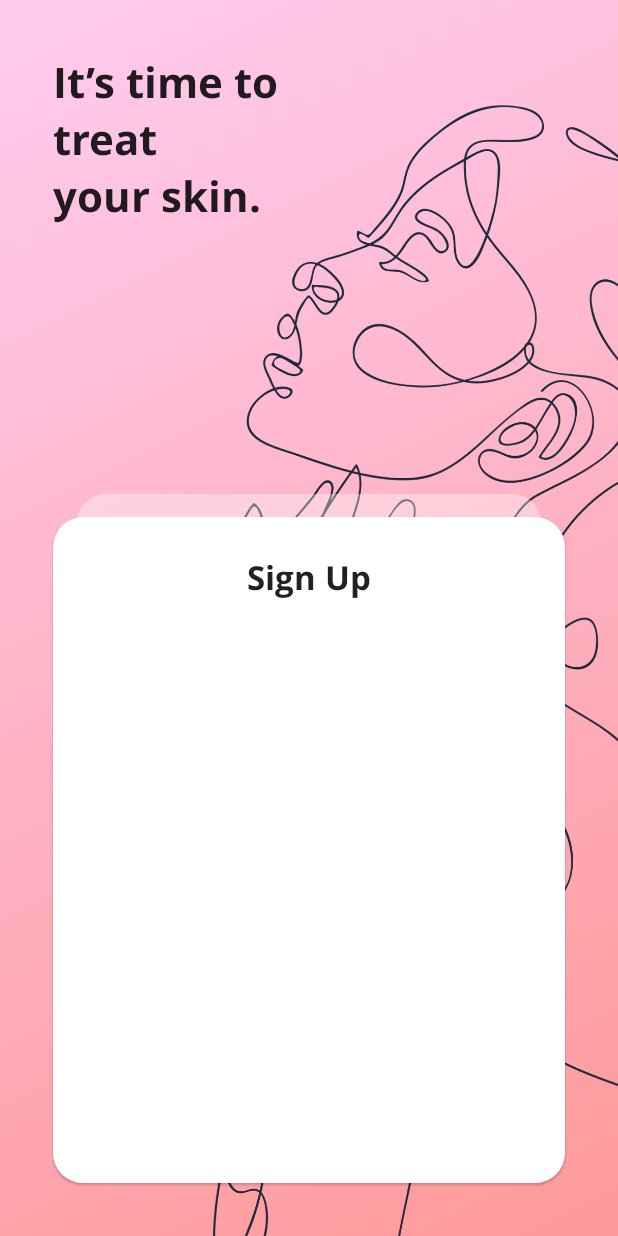
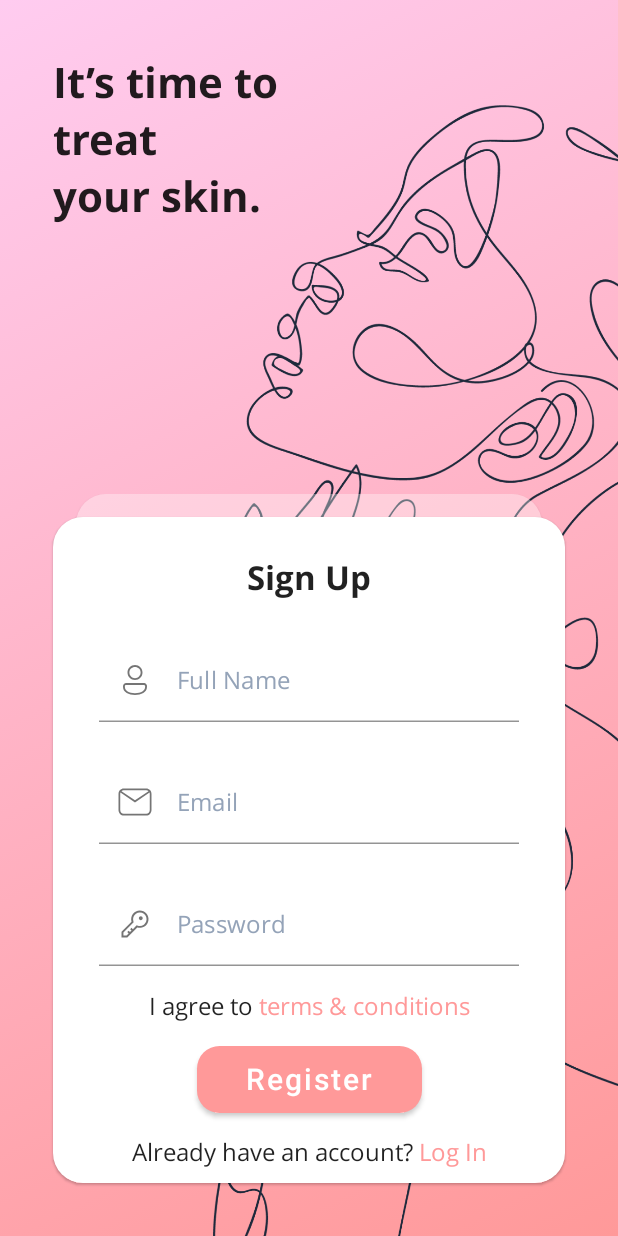
Before and after one commit to Guspascad420/skinfinity, an Android app built with Jetpack Compose: the SignUpPage screen opened through its navigation route, on a phone screen of 412 x 824 dp. Run offline under Robolectric (Android 15) with nearby library versions, the phone set to English and light mode, and no system bars.

```diff
--- a/app/src/main/java/com/example/skinfinity/ui/screens/SignUpPage.kt
+++ b/app/src/main/java/com/example/skinfinity/ui/screens/SignUpPage.kt
@@ -1,28 +1,35 @@
 package com.example.skinfinity.ui.screens
 
+import androidx.annotation.DrawableRes
 import androidx.compose.foundation.Image
 import androidx.compose.foundation.background
 import androidx.compose.foundation.layout.*
 import androidx.compose.foundation.shape.RoundedCornerShape
-import androidx.compose.material.Card
-import androidx.compose.material.Text
-import androidx.compose.runtime.Composable
+import androidx.compose.foundation.text.ClickableText
+import androidx.compose.material.*
+import androidx.compose.runtime.*
+import androidx.compose.ui.Alignment
 import androidx.compose.ui.Modifier
 import androidx.compose.ui.draw.alpha
 import androidx.compose.ui.geometry.Offset
 import androidx.compose.ui.graphics.Brush
 import androidx.compose.ui.graphics.Color
 import androidx.compose.ui.res.painterResource
+import androidx.compose.ui.text.AnnotatedString
+import androidx.compose.ui.text.TextStyle
 import androidx.compose.ui.text.font.FontWeight
+import androidx.compose.ui.text.input.TextFieldValue
 import androidx.compose.ui.tooling.preview.Preview
 import androidx.compose.ui.unit.dp
 import androidx.compose.ui.unit.sp
+import androidx.lifecycle.viewmodel.compose.viewModel
 import com.example.skinfinity.R
+import com.example.skinfinity.ui.AuthViewModel
 import com.example.skinfinity.ui.theme.OpenSans
 import com.example.skinfinity.ui.theme.SkinfinityTheme
 
 @Composable
-fun SignUpPage() {
+fun SignUpPage(vm: AuthViewModel = viewModel()) {
     Box(
         Modifier
             .fillMaxSize()
@@ -37,15 +44,7 @@ fun SignUpPage() {
                 )
             )
     ) {
-        Row(horizontalArrangement = Arrangement.End, modifier = Modifier.fillMaxWidth()) {
-            Image(
-                painter = painterResource(id = R.drawable._665662_3),
-                contentDescription = "null",
-                modifier = Modifier
-                    .height(1200.dp)
-                    .padding(top = 70.dp)
-            )
-        }
+        BackgroundIcon()
         Column(Modifier.padding(35.dp)) {
             Text(
                 "It’s time to\n" +
@@ -65,24 +64,128 @@ fun SignUpPage() {
                     shape = RoundedCornerShape(20.dp)
                 ) {
                 }
+                SignUpInput(viewModel = vm)
+            }
+        }
+    }
+}
+
+@Composable
+fun BackgroundIcon() {
+    Row(horizontalArrangement = Arrangement.End, modifier = Modifier.fillMaxWidth()) {
+        Image(
+            painter = painterResource(id = R.drawable._665662_3),
+            contentDescription = "null",
+            modifier = Modifier
+                .height(1200.dp)
+                .padding(top = 70.dp)
+        )
+    }
+}
+
+@Composable
+fun SignUpInput(viewModel: AuthViewModel) {
     Card(
         modifier = Modifier
             .size(width = 600.dp, height = 800.dp)
             .padding(top = 15.dp),
         shape = RoundedCornerShape(20.dp)
     ) {
-                    Row(horizontalArrangement = Arrangement.Center, modifier = Modifier.padding(top = 25.dp)) {
+
+        Column(Modifier.padding(top = 25.dp), horizontalAlignment = Alignment.CenterHorizontally) {
+
+            Row {
                 Text(
                     "Sign Up",
                     fontFamily = OpenSans,
                     fontWeight = FontWeight.Bold,
-                            fontSize = 22.sp
+                    fontSize = 22.sp,
                 )
+            }
+
+            SignUpField(
+                text = viewModel.fullName,
+                onValueChange = { value -> viewModel.fullName = value },
+                id = R.drawable.fluent_person_48_regular,
+                placeholder = "Full Name"
+            )
+            SignUpField(
+                text = viewModel.email,
+                onValueChange = { value -> viewModel.email = value },
+                id = R.drawable.mdi_light_email,
+                placeholder = "Email"
+            )
+            SignUpField(
+                text = viewModel.password,
+                onValueChange = { value -> viewModel.password = value },
+                id = R.drawable.carbon_password,
+                placeholder = "Password"
+            )
+
+            Row(Modifier.padding(top = 15.dp)) {
+                Text("I agree to ", fontSize = 16.sp, fontFamily = OpenSans)
+                ClickableText(
+                    AnnotatedString("terms & conditions"),
+                    style = TextStyle(
+                        fontSize = 16.sp,
+                        color = Color(0xFFFF9999),
+                        fontFamily = OpenSans
+                    ),
+                    onClick = { }
+                )
+            }
+
+            Button(
+                onClick = { },
+                colors = ButtonDefaults.buttonColors(
+                    backgroundColor = Color(0xFFFF9999),
+                    contentColor = Color.White
+                ),
+                shape = RoundedCornerShape(15.dp),
+                modifier = Modifier
+                    .size(width = 150.dp, height = 60.dp)
+                    .padding(top = 15.dp)
+            ) {
+                Text("Register", fontSize = 20.sp)
+            }
+
+            Row(Modifier.padding(top = 15.dp)) {
+                Text("Already have an account? ", fontSize = 16.sp, fontFamily = OpenSans)
+                ClickableText(
+                    text = AnnotatedString("Log In"),
+                    style = TextStyle(
+                        fontSize = 16.sp,
+                        color = Color(0xFFFF9999),
+                        fontFamily = OpenSans
+                    ),
+                    onClick = { }
+                )
+            }
+
         }
     }
 }
-        }
-    }
+
+@Composable
+fun SignUpField(
+    text: TextFieldValue,
+    onValueChange: (TextFieldValue) -> Unit,
+    @DrawableRes id: Int,
+    placeholder: String
+) {
+    TextField(
+        value = text,
+        onValueChange = onValueChange,
+        colors = TextFieldDefaults.textFieldColors(backgroundColor = Color.White),
+        modifier = Modifier.padding(top = 25.dp),
+        leadingIcon = {
+            Icon(
+                painterResource(id = id),
+                contentDescription = null
+            )
+        },
+        placeholder = { Text(placeholder, color = Color(0xFF94A3B8), fontFamily = OpenSans) }
+    )
 }
 
 @Preview(showBackground = true, showSystemUi = true)
```
Lines whose indentation alone changed are shown as unchanged.
